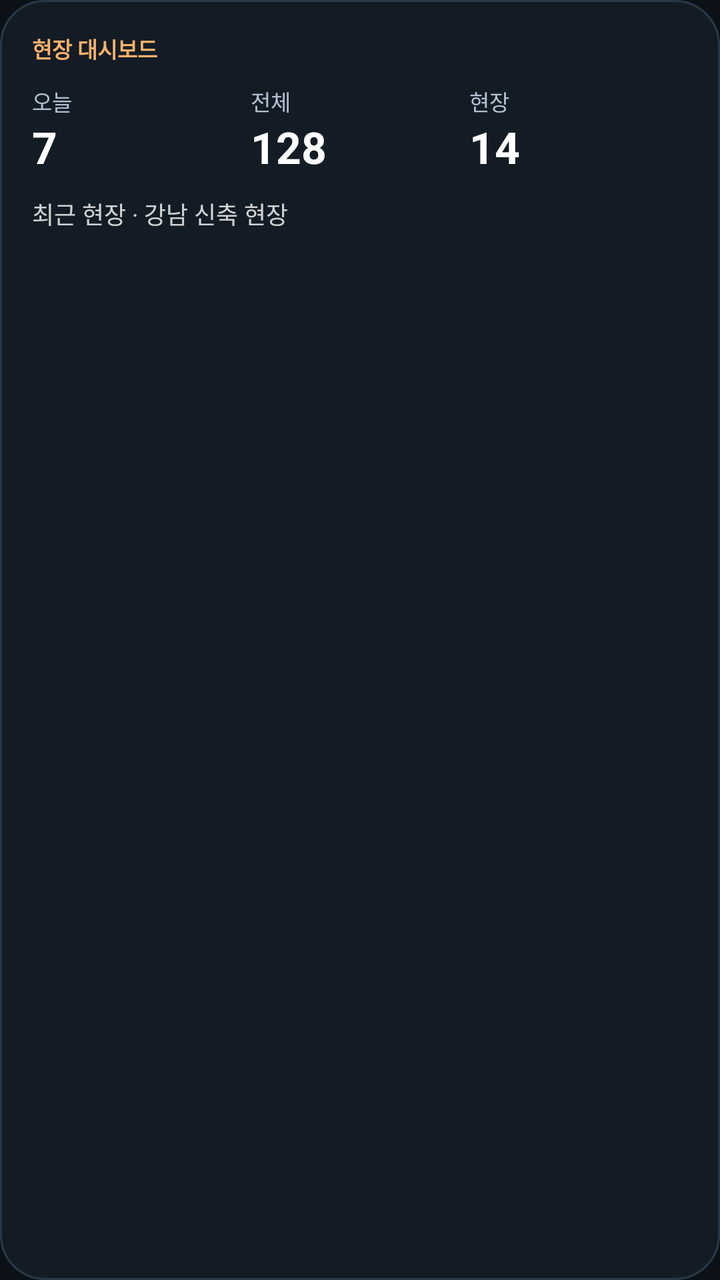
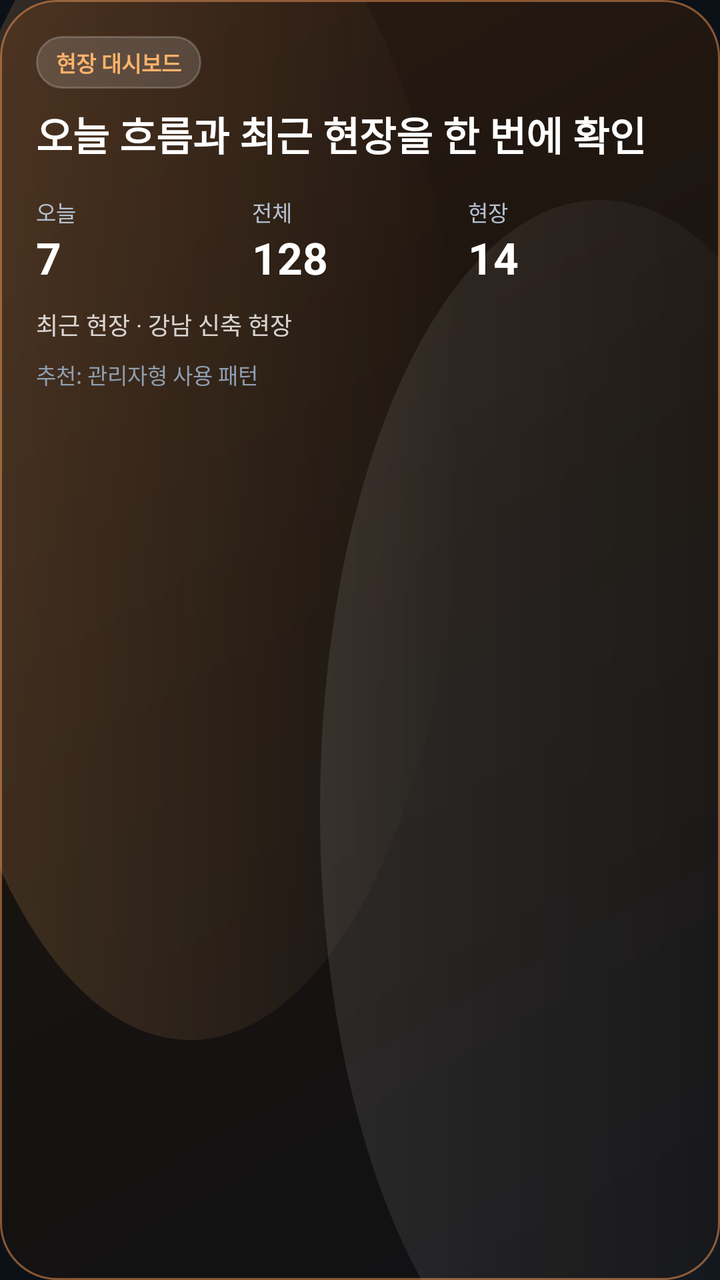

Compare the two renders of this Android layout. The source of the first and the diff that turns it into the second are given below.
<!-- AndroidManifest.xml: application theme Theme.Siteboard -->
<!-- res/layout/widget_preview_stats.xml -->
<?xml version="1.0" encoding="utf-8"?>
<LinearLayout xmlns:android="http://schemas.android.com/apk/res/android"
    android:layout_width="match_parent"
    android:layout_height="match_parent"
    android:background="@drawable/bg_surface_card_soft"
    android:orientation="vertical"
    android:padding="16dp">

    <TextView
        android:layout_width="wrap_content"
        android:layout_height="wrap_content"
        android:text="현장 대시보드"
        android:textColor="#FFFFB36B"
        android:textSize="11sp"
        android:textStyle="bold" />

    <LinearLayout
        android:layout_width="match_parent"
        android:layout_height="wrap_content"
        android:layout_marginTop="10dp"
        android:orientation="horizontal">

        <LinearLayout
            android:layout_width="0dp"
            android:layout_height="wrap_content"
            android:layout_weight="1"
            android:orientation="vertical">

            <TextView
                android:layout_width="wrap_content"
                android:layout_height="wrap_content"
                android:text="오늘"
                android:textColor="#B3C0D0"
                android:textSize="11sp" />

            <TextView
                android:layout_width="wrap_content"
                android:layout_height="wrap_content"
                android:text="7"
                android:textColor="@android:color/white"
                android:textSize="22sp"
                android:textStyle="bold" />
        </LinearLayout>

        <LinearLayout
            android:layout_width="0dp"
            android:layout_height="wrap_content"
            android:layout_weight="1"
            android:orientation="vertical">

            <TextView
                android:layout_width="wrap_content"
                android:layout_height="wrap_content"
                android:text="전체"
                android:textColor="#B3C0D0"
                android:textSize="11sp" />

            <TextView
                android:layout_width="wrap_content"
                android:layout_height="wrap_content"
                android:text="128"
                android:textColor="@android:color/white"
                android:textSize="22sp"
                android:textStyle="bold" />
        </LinearLayout>

        <LinearLayout
            android:layout_width="0dp"
            android:layout_height="wrap_content"
            android:layout_weight="1"
            android:orientation="vertical">

            <TextView
                android:layout_width="wrap_content"
                android:layout_height="wrap_content"
                android:text="현장"
                android:textColor="#B3C0D0"
                android:textSize="11sp" />

            <TextView
                android:layout_width="wrap_content"
                android:layout_height="wrap_content"
                android:text="14"
                android:textColor="@android:color/white"
                android:textSize="22sp"
                android:textStyle="bold" />
        </LinearLayout>
    </LinearLayout>

    <TextView
        android:layout_width="match_parent"
        android:layout_height="wrap_content"
        android:layout_marginTop="10dp"
        android:text="최근 현장 · 강남 신축 현장"
        android:textColor="#CCFFFFFF"
        android:textSize="12sp" />
</LinearLayout>
<!-- resources referenced by this layout -->
<resources>
  <!-- drawable bg_surface_card_soft (drawable) -->
  <?xml version="1.0" encoding="utf-8"?>
  <shape xmlns:android="http://schemas.android.com/apk/res/android" android:shape="rectangle">
      <solid android:color="#131B25" />
      <corners android:radius="22dp" />
      <stroke
          android:width="1dp"
          android:color="#29394A" />
  </shape>
  <style name="Theme.Siteboard" parent="Theme.MaterialComponents.DayNight.NoActionBar">
  
          <item name="colorPrimary">@color/orange_primary</item>
          <item name="colorPrimaryVariant">@color/orange_deep</item>
          <item name="colorOnPrimary">#10141B</item>
  
          <item name="colorSecondary">@color/teal_accent</item>
          <item name="colorSecondaryVariant">@color/teal_accent</item>
          <item name="colorOnSecondary">#081118</item>
  
          <item name="colorError">@color/danger_accent</item>
  
          <item name="android:colorBackground">@color/bg_dark</item>
          <item name="colorSurface">@color/surface_dark</item>
  
          <item name="android:statusBarColor">@color/bg_dark</item>
          <item name="android:navigationBarColor">@color/bg_dark</item>
          <item name="android:windowLightStatusBar" tools:targetApi="m">false</item>
  
          <item name="android:windowSplashScreenBackground" tools:targetApi="s">@color/bg_dark</item>
          <item name="android:windowSplashScreenAnimatedIcon" tools:targetApi="s">@android:color/transparent</item>
          <item name="android:windowSplashScreenAnimationDuration" tools:targetApi="s">0</item>
      </style>
  <color name="orange_primary">#FFB36B</color>
  <color name="orange_deep">#FF8A3D</color>
  <color name="teal_accent">#54D4C4</color>
  <color name="danger_accent">#F06D7D</color>
  <color name="bg_dark">#0C1118</color>
  <color name="surface_dark">#151E29</color>
</resources>

<!-- the commit's change to res/layout/widget_preview_stats.xml (unified diff, before → after) -->
@@ -2,22 +2,34 @@
 <LinearLayout xmlns:android="http://schemas.android.com/apk/res/android"
     android:layout_width="match_parent"
     android:layout_height="match_parent"
-    android:background="@drawable/bg_surface_card_soft"
+    android:background="@drawable/bg_widget_preview_luxury"
     android:orientation="vertical"
-    android:padding="16dp">
+    android:padding="18dp">
 
     <TextView
         android:layout_width="wrap_content"
         android:layout_height="wrap_content"
+        android:background="@drawable/bg_widget_preview_pill"
+        android:paddingHorizontal="10dp"
+        android:paddingVertical="5dp"
         android:text="현장 대시보드"
         android:textColor="#FFFFB36B"
         android:textSize="11sp"
         android:textStyle="bold" />
 
+    <TextView
+        android:layout_width="match_parent"
+        android:layout_height="wrap_content"
+        android:layout_marginTop="8dp"
+        android:text="오늘 흐름과 최근 현장을 한 번에 확인"
+        android:textColor="@android:color/white"
+        android:textSize="20sp"
+        android:textStyle="bold" />
+
     <LinearLayout
         android:layout_width="match_parent"
         android:layout_height="wrap_content"
-        android:layout_marginTop="10dp"
+        android:layout_marginTop="16dp"
         android:orientation="horizontal">
 
         <LinearLayout
@@ -94,4 +106,12 @@
         android:text="최근 현장 · 강남 신축 현장"
         android:textColor="#CCFFFFFF"
         android:textSize="12sp" />
+
+    <TextView
+        android:layout_width="match_parent"
+        android:layout_height="wrap_content"
+        android:layout_marginTop="8dp"
+        android:text="추천: 관리자형 사용 패턴"
+        android:textColor="#8F9FB0"
+        android:textSize="11sp" />
 </LinearLayout>
<!-- resource entries referenced after the edit -->
@@ -1,13 +1,54 @@
 <!-- resources referenced by this layout -->
 <resources>
-  <!-- drawable bg_surface_card_soft (drawable) -->
+  <!-- drawable bg_widget_preview_luxury (drawable) -->
+  <?xml version="1.0" encoding="utf-8"?>
+  <layer-list xmlns:android="http://schemas.android.com/apk/res/android">
+      <item>
+          <shape android:shape="rectangle">
+              <gradient
+                  android:angle="315"
+                  android:startColor="#2A1B12"
+                  android:centerColor="#18130F"
+                  android:endColor="#101114" />
+              <corners android:radius="28dp" />
+              <stroke
+                  android:width="1dp"
+                  android:color="#8A5734" />
+          </shape>
+      </item>
+      <item
+          android:left="-40dp"
+          android:top="-70dp"
+          android:right="130dp"
+          android:bottom="120dp">
+          <shape android:shape="oval">
+              <gradient
+                  android:angle="0"
+                  android:startColor="#30FFB36B"
+                  android:endColor="#00FFB36B" />
+          </shape>
+      </item>
+      <item
+          android:left="160dp"
+          android:top="100dp"
+          android:right="-80dp"
+          android:bottom="-70dp">
+          <shape android:shape="oval">
+              <gradient
+                  android:angle="0"
+                  android:startColor="#18FFFFFF"
+                  android:endColor="#00FFFFFF" />
+          </shape>
+      </item>
+  </layer-list>
+  <!-- drawable bg_widget_preview_pill (drawable) -->
   <?xml version="1.0" encoding="utf-8"?>
   <shape xmlns:android="http://schemas.android.com/apk/res/android" android:shape="rectangle">
-      <solid android:color="#131B25" />
-      <corners android:radius="22dp" />
+      <solid android:color="#26FFFFFF" />
+      <corners android:radius="999dp" />
       <stroke
           android:width="1dp"
-          android:color="#29394A" />
+          android:color="#33FFFFFF" />
   </shape>
   <style name="Theme.Siteboard" parent="Theme.MaterialComponents.DayNight.NoActionBar">
   
